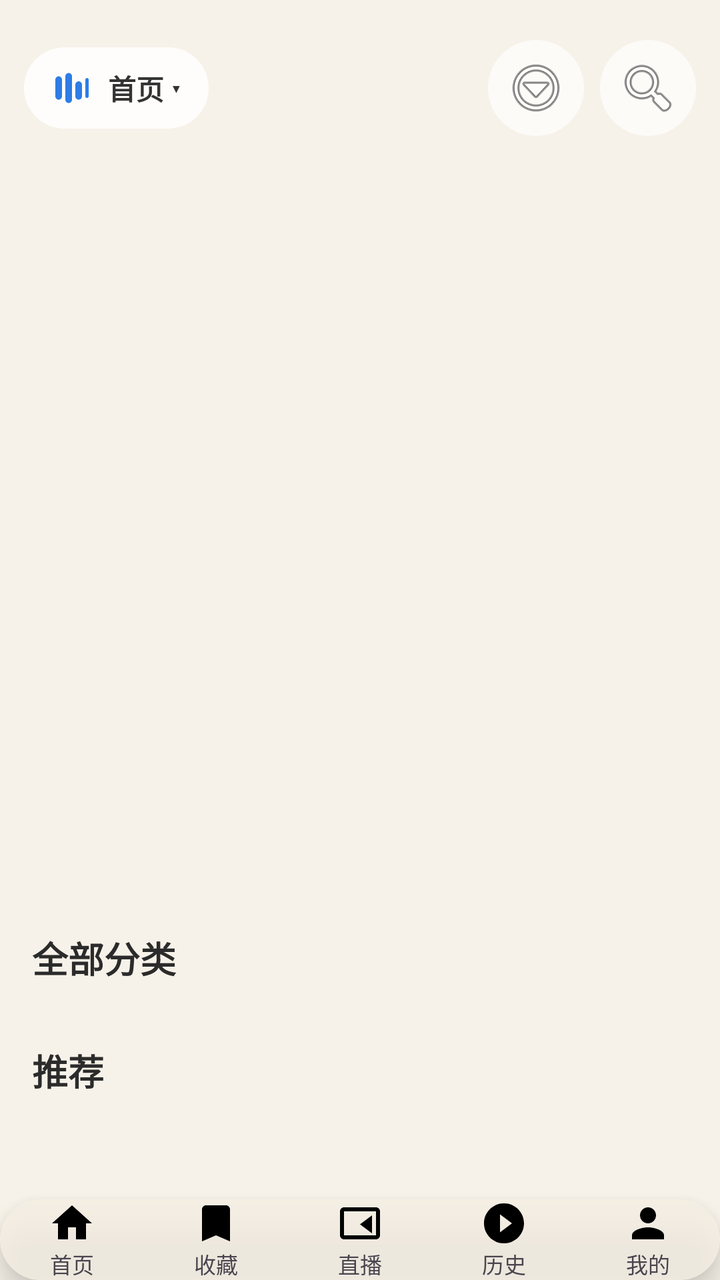
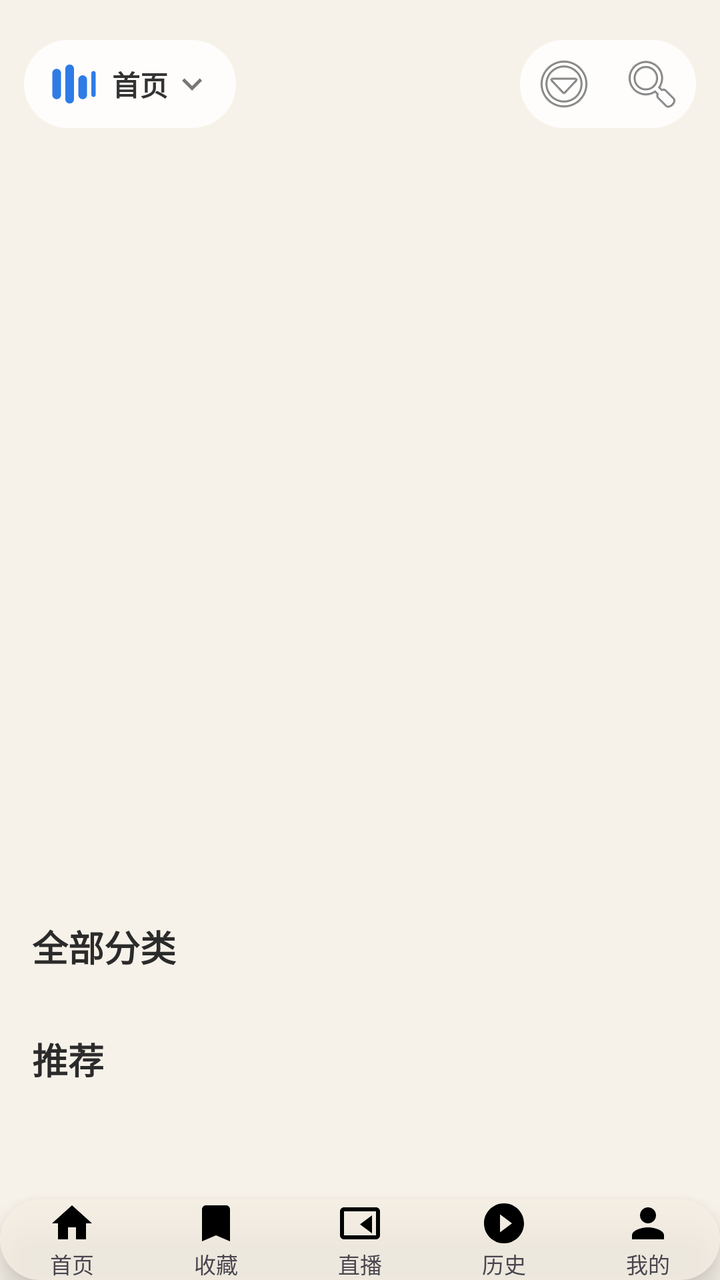

Before-and-after screenshots of an Android layout around one commit, followed by the original layout XML and the change that was made.
<!-- AndroidManifest.xml: application theme Theme.BoxZero -->
<!-- res/layout/activity_main.xml -->
<?xml version="1.0" encoding="utf-8"?>
<FrameLayout xmlns:android="http://schemas.android.com/apk/res/android"
    android:layout_width="match_parent"
    android:layout_height="match_parent"
    android:background="@drawable/bg_home_gradient"
    android:fitsSystemWindows="true">

    <ScrollView
        android:layout_width="match_parent"
        android:layout_height="match_parent"
        android:scrollbars="none">

        <LinearLayout
            android:layout_width="match_parent"
            android:layout_height="wrap_content"
            android:orientation="vertical">

            
            <androidx.recyclerview.widget.RecyclerView
                android:id="@+id/banner"
                android:layout_width="match_parent"
                android:layout_height="370dp"
                android:layout_marginTop="0dp"
                android:clipToPadding="false" />

            <TextView
                android:id="@+id/bannerTitle"
                android:layout_width="match_parent"
                android:layout_height="wrap_content"
                android:layout_marginTop="14dp"
                android:ellipsize="end"
                android:gravity="center"
                android:maxLines="1"
                android:textColor="#222222"
                android:textSize="22sp"
                android:textStyle="bold" />

            <TextView
                android:id="@+id/bannerScore"
                android:layout_width="match_parent"
                android:layout_height="wrap_content"
                android:layout_marginTop="4dp"
                android:gravity="center"
                android:textColor="#777777"
                android:textSize="15sp" />

            <LinearLayout
                android:id="@+id/dots"
                android:layout_width="match_parent"
                android:layout_height="wrap_content"
                android:layout_marginTop="8dp"
                android:gravity="center"
                android:orientation="horizontal" />

            
            <TextView
                android:layout_width="match_parent"
                android:layout_height="wrap_content"
                android:layout_marginTop="20dp"
                android:paddingStart="16dp"
                android:paddingEnd="16dp"
                android:text="全部分类"
                android:textColor="#2B2B2B"
                android:textSize="18sp"
                android:textStyle="bold" />

            <androidx.recyclerview.widget.RecyclerView
                android:id="@+id/pillRow"
                android:layout_width="match_parent"
                android:layout_height="wrap_content"
                android:layout_marginTop="10dp"
                android:clipToPadding="false"
                android:nestedScrollingEnabled="false"
                android:paddingStart="16dp"
                android:paddingEnd="16dp" />

            
            <TextView
                android:layout_width="match_parent"
                android:layout_height="wrap_content"
                android:layout_marginTop="20dp"
                android:paddingStart="16dp"
                android:paddingEnd="16dp"
                android:text="推荐"
                android:textColor="#2B2B2B"
                android:textSize="18sp"
                android:textStyle="bold" />

            <androidx.recyclerview.widget.RecyclerView
                android:id="@+id/posterRow"
                android:layout_width="match_parent"
                android:layout_height="wrap_content"
                android:layout_marginTop="10dp"
                android:clipToPadding="false"
                android:nestedScrollingEnabled="false"
                android:paddingStart="16dp"
                android:paddingEnd="16dp" />

            <View
                android:layout_width="match_parent"
                android:layout_height="110dp" />
        </LinearLayout>
    </ScrollView>

    
    <LinearLayout
        android:layout_width="match_parent"
        android:layout_height="wrap_content"
        android:layout_gravity="top"
        android:layout_marginTop="8dp"
        android:gravity="center_vertical"
        android:orientation="horizontal"
        android:padding="12dp">

        <LinearLayout
            android:id="@+id/sitePill"
            android:layout_width="wrap_content"
            android:layout_height="wrap_content"
            android:background="@drawable/pill_bg_light"
            android:gravity="center_vertical"
            android:orientation="horizontal"
            android:paddingStart="14dp"
            android:paddingEnd="14dp"
            android:paddingTop="10dp"
            android:paddingBottom="10dp">

            <ImageView
                android:layout_width="20dp"
                android:layout_height="20dp"
                android:src="@drawable/ic_equalizer" />

            <TextView
                android:id="@+id/siteName"
                android:layout_width="wrap_content"
                android:layout_height="wrap_content"
                android:layout_marginStart="8dp"
                android:ellipsize="end"
                android:maxWidth="170dp"
                android:singleLine="true"
                android:text="首页"
                android:textColor="#333333"
                android:textSize="14sp"
                android:textStyle="bold" />

            <TextView
                android:layout_width="wrap_content"
                android:layout_height="wrap_content"
                android:layout_marginStart="4dp"
                android:text="▾"
                android:textColor="#333333"
                android:textSize="12sp" />
        </LinearLayout>

        <View
            android:layout_width="0dp"
            android:layout_height="1dp"
            android:layout_weight="1" />

        <ImageButton
            android:id="@+id/btnMenu"
            android:layout_width="48dp"
            android:layout_height="48dp"
            android:layout_marginEnd="8dp"
            android:background="@drawable/circle_frosted"
            android:contentDescription="菜单"
            android:padding="12dp"
            android:src="@android:drawable/ic_menu_more" />

        <ImageButton
            android:id="@+id/btnSearch"
            android:layout_width="48dp"
            android:layout_height="48dp"
            android:background="@drawable/circle_frosted"
            android:contentDescription="搜索"
            android:padding="12dp"
            android:src="@android:drawable/ic_menu_search" />
    </LinearLayout>

    <include
        layout="@layout/view_bottom_nav"
        android:layout_width="match_parent"
        android:layout_height="wrap_content"
        android:layout_gravity="bottom" />

    <ProgressBar
        android:id="@+id/loading"
        android:layout_width="wrap_content"
        android:layout_height="wrap_content"
        android:layout_gravity="center"
        android:visibility="gone" />

</FrameLayout>
<!-- res/layout/view_bottom_nav.xml (included above) -->
<?xml version="1.0" encoding="utf-8"?>
<LinearLayout xmlns:android="http://schemas.android.com/apk/res/android"
    android:id="@+id/bottomNav"
    android:layout_width="match_parent"
    android:layout_height="68dp"
    android:layout_marginStart="16dp"
    android:layout_marginEnd="16dp"
    android:layout_marginBottom="16dp"
    android:background="@drawable/nav_bg"
    android:elevation="8dp"
    android:gravity="center"
    android:orientation="horizontal">

    <LinearLayout
        android:id="@+id/tabHome"
        android:layout_width="0dp"
        android:layout_height="match_parent"
        android:layout_weight="1"
        android:gravity="center"
        android:orientation="vertical">

        <ImageView
            android:id="@+id/iconHome"
            android:layout_width="24dp"
            android:layout_height="24dp"
            android:src="@drawable/ic_nav_home" />

        <TextView
            android:id="@+id/textHome"
            android:layout_width="wrap_content"
            android:layout_height="wrap_content"
            android:text="首页"
            android:textSize="11sp" />
    </LinearLayout>

    <LinearLayout
        android:id="@+id/tabFav"
        android:layout_width="0dp"
        android:layout_height="match_parent"
        android:layout_weight="1"
        android:gravity="center"
        android:orientation="vertical">

        <ImageView
            android:id="@+id/iconFav"
            android:layout_width="24dp"
            android:layout_height="24dp"
            android:src="@drawable/ic_nav_fav" />

        <TextView
            android:id="@+id/textFav"
            android:layout_width="wrap_content"
            android:layout_height="wrap_content"
            android:text="收藏"
            android:textSize="11sp" />
    </LinearLayout>

    <LinearLayout
        android:id="@+id/tabLive"
        android:layout_width="0dp"
        android:layout_height="match_parent"
        android:layout_weight="1"
        android:gravity="center"
        android:orientation="vertical">

        <ImageView
            android:id="@+id/iconLive"
            android:layout_width="24dp"
            android:layout_height="24dp"
            android:src="@drawable/ic_nav_live" />

        <TextView
            android:id="@+id/textLive"
            android:layout_width="wrap_content"
            android:layout_height="wrap_content"
            android:text="直播"
            android:textSize="11sp" />
    </LinearLayout>

    <LinearLayout
        android:id="@+id/tabHistory"
        android:layout_width="0dp"
        android:layout_height="match_parent"
        android:layout_weight="1"
        android:gravity="center"
        android:orientation="vertical">

        <ImageView
            android:id="@+id/iconHistory"
            android:layout_width="24dp"
            android:layout_height="24dp"
            android:src="@drawable/ic_nav_history" />

        <TextView
            android:id="@+id/textHistory"
            android:layout_width="wrap_content"
            android:layout_height="wrap_content"
            android:text="历史"
            android:textSize="11sp" />
    </LinearLayout>

    <LinearLayout
        android:id="@+id/tabMine"
        android:layout_width="0dp"
        android:layout_height="match_parent"
        android:layout_weight="1"
        android:gravity="center"
        android:orientation="vertical">

        <ImageView
            android:id="@+id/iconMine"
            android:layout_width="24dp"
            android:layout_height="24dp"
            android:src="@drawable/ic_nav_mine" />

        <TextView
            android:id="@+id/textMine"
            android:layout_width="wrap_content"
            android:layout_height="wrap_content"
            android:text="我的"
            android:textSize="11sp" />
    </LinearLayout>

</LinearLayout>
<!-- resources referenced by this layout -->
<resources>
  <!-- drawable bg_home_gradient (drawable) -->
  <?xml version="1.0" encoding="utf-8"?>
  <shape xmlns:android="http://schemas.android.com/apk/res/android"
      android:shape="rectangle">
      <solid android:color="#F7F2E9" />
  </shape>
  <!-- drawable circle_frosted (drawable) -->
  <?xml version="1.0" encoding="utf-8"?>
  <shape xmlns:android="http://schemas.android.com/apk/res/android"
      android:shape="oval">
      <solid android:color="#B3FFFFFF" />
  </shape>
  <!-- drawable ic_equalizer (drawable) -->
  <?xml version="1.0" encoding="utf-8"?>
  <vector xmlns:android="http://schemas.android.com/apk/res/android"
      android:width="24dp"
      android:height="24dp"
      android:viewportWidth="24"
      android:viewportHeight="24">
      <path android:fillColor="#2E7CE6" android:pathData="M4,5c1.1,0 2,0.9 2,2v10c0,1.1 -0.9,2 -2,2s-2,-0.9 -2,-2V7c0,-1.1 0.9,-2 2,-2z" />
      <path android:fillColor="#2E7CE6" android:pathData="M10,3c1.1,0 2,0.9 2,2v14c0,1.1 -0.9,2 -2,2s-2,-0.9 -2,-2V5c0,-1.1 0.9,-2 2,-2z" />
      <path android:fillColor="#2E7CE6" android:pathData="M16,8c1.1,0 2,0.9 2,2v7c0,1.1 -0.9,2 -2,2s-2,-0.9 -2,-2v-7c0,-1.1 0.9,-2 2,-2z" />
      <path android:fillColor="#2E7CE6" android:pathData="M21,6c0.55,0 1,0.45 1,1v10c0,0.55 -0.45,1 -1,1s-1,-0.45 -1,-1V7c0,-0.55 0.45,-1 1,-1z" />
  </vector>
  <!-- drawable ic_nav_fav (drawable) -->
  <vector xmlns:android="http://schemas.android.com/apk/res/android"
      android:width="24dp" android:height="24dp"
      android:viewportWidth="24" android:viewportHeight="24">
      <path android:fillColor="#000000"
          android:pathData="M17,3H7c-1.1,0 -2,0.9 -2,2v16l7,-3l7,3V5c0,-1.1 -0.9,-2 -2,-2z" />
  </vector>
  <!-- drawable ic_nav_history (drawable) -->
  <vector xmlns:android="http://schemas.android.com/apk/res/android"
      android:width="24dp" android:height="24dp"
      android:viewportWidth="24" android:viewportHeight="24">
      <path android:fillColor="#000000"
          android:pathData="M12,2C6.5,2 2,6.5 2,12s4.5,10 10,10s10,-4.5 10,-10S17.5,2 12,2zM10,16.5v-9L16,12l-6,4.5z" />
  </vector>
  <!-- drawable ic_nav_home (drawable) -->
  <vector xmlns:android="http://schemas.android.com/apk/res/android"
      android:width="24dp" android:height="24dp"
      android:viewportWidth="24" android:viewportHeight="24">
      <path android:fillColor="#000000"
          android:pathData="M10,20v-6h4v6h5v-8h3L12,3 2,12h3v8z" />
  </vector>
  <!-- drawable ic_nav_live (drawable) -->
  <vector xmlns:android="http://schemas.android.com/apk/res/android"
      android:width="24dp" android:height="24dp"
      android:viewportWidth="24" android:viewportHeight="24">
      <path android:fillColor="#000000"
          android:pathData="M20,4H4c-1.1,0 -2,0.9 -2,2v12c0,1.1 0.9,2 2,2h16c1.1,0 2,-0.9 2,-2V6c0,-1.1 -0.9,-2 -2,-2zM20,18H4V6h16v12zM18,8l-6,4.5L18,17V8z" />
  </vector>
  <!-- drawable ic_nav_mine (drawable) -->
  <vector xmlns:android="http://schemas.android.com/apk/res/android"
      android:width="24dp" android:height="24dp"
      android:viewportWidth="24" android:viewportHeight="24">
      <path android:fillColor="#000000"
          android:pathData="M12,12c2.2,0 4,-1.8 4,-4s-1.8,-4 -4,-4s-4,1.8 -4,4S9.8,12 12,12zM12,14c-2.7,0 -8,1.3 -8,4v2h16v-2c0,-2.7 -5.3,-4 -8,-4z" />
  </vector>
  <!-- drawable nav_bg (drawable) -->
  <?xml version="1.0" encoding="utf-8"?>
  <shape xmlns:android="http://schemas.android.com/apk/res/android"
      android:shape="rectangle">
      <solid android:color="#CFF5EFE4" />
      <corners android:radius="32dp" />
  </shape>
  <!-- drawable pill_bg_light (drawable) -->
  <?xml version="1.0" encoding="utf-8"?>
  <shape xmlns:android="http://schemas.android.com/apk/res/android"
      android:shape="rectangle">
      <solid android:color="#D9FFFFFF" />
      <corners android:radius="24dp" />
  </shape>
  <style name="Theme.BoxZero" parent="Theme.Material3.DayNight.NoActionBar">
      </style>
</resources>

<!-- the commit's change to res/layout/activity_main.xml (unified diff, before → after) -->
@@ -16,41 +16,56 @@
             android:orientation="vertical">
 
             
-            <androidx.recyclerview.widget.RecyclerView
-                android:id="@+id/banner"
-                android:layout_width="match_parent"
-                android:layout_height="370dp"
-                android:layout_marginTop="0dp"
-                android:clipToPadding="false" />
-
-            <TextView
-                android:id="@+id/bannerTitle"
-                android:layout_width="match_parent"
-                android:layout_height="wrap_content"
-                android:layout_marginTop="14dp"
-                android:ellipsize="end"
-                android:gravity="center"
-                android:maxLines="1"
-                android:textColor="#222222"
-                android:textSize="22sp"
-                android:textStyle="bold" />
-
-            <TextView
-                android:id="@+id/bannerScore"
-                android:layout_width="match_parent"
-                android:layout_height="wrap_content"
-                android:layout_marginTop="4dp"
-                android:gravity="center"
-                android:textColor="#777777"
-                android:textSize="15sp" />
-
-            <LinearLayout
-                android:id="@+id/dots"
-                android:layout_width="match_parent"
-                android:layout_height="wrap_content"
-                android:layout_marginTop="8dp"
-                android:gravity="center"
-                android:orientation="horizontal" />
+            <FrameLayout
+                android:id="@+id/bannerWrap"
+                android:layout_width="match_parent"
+                android:layout_height="440dp">
+
+                <androidx.recyclerview.widget.RecyclerView
+                    android:id="@+id/banner"
+                    android:layout_width="match_parent"
+                    android:layout_height="match_parent"
+                    android:clipToPadding="false" />
+
+                <LinearLayout
+                    android:layout_width="match_parent"
+                    android:layout_height="wrap_content"
+                    android:layout_gravity="bottom"
+                    android:gravity="center_horizontal"
+                    android:orientation="vertical"
+                    android:paddingBottom="12dp"
+                    android:paddingStart="24dp"
+                    android:paddingEnd="24dp">
+
+                    <TextView
+                        android:id="@+id/bannerTitle"
+                        android:layout_width="match_parent"
+                        android:layout_height="wrap_content"
+                        android:ellipsize="end"
+                        android:gravity="center"
+                        android:maxLines="1"
+                        android:textColor="#222222"
+                        android:textSize="24sp"
+                        android:textStyle="bold" />
+
+                    <TextView
+                        android:id="@+id/bannerScore"
+                        android:layout_width="match_parent"
+                        android:layout_height="wrap_content"
+                        android:layout_marginTop="4dp"
+                        android:gravity="center"
+                        android:textColor="#222222"
+                        android:textSize="16sp" />
+
+                    <LinearLayout
+                        android:id="@+id/dots"
+                        android:layout_width="match_parent"
+                        android:layout_height="wrap_content"
+                        android:layout_marginTop="12dp"
+                        android:gravity="center"
+                        android:orientation="horizontal" />
+                </LinearLayout>
+            </FrameLayout>
 
             
             <TextView
@@ -116,24 +131,25 @@
             android:id="@+id/sitePill"
             android:layout_width="wrap_content"
             android:layout_height="wrap_content"
+            android:minHeight="44dp"
             android:background="@drawable/pill_bg_light"
             android:gravity="center_vertical"
             android:orientation="horizontal"
-            android:paddingStart="14dp"
-            android:paddingEnd="14dp"
-            android:paddingTop="10dp"
-            android:paddingBottom="10dp">
+            android:paddingStart="12dp"
+            android:paddingEnd="12dp"
+            android:paddingTop="8dp"
+            android:paddingBottom="8dp">
 
             <ImageView
-                android:layout_width="20dp"
-                android:layout_height="20dp"
+                android:layout_width="26dp"
+                android:layout_height="26dp"
                 android:src="@drawable/ic_equalizer" />
 
             <TextView
                 android:id="@+id/siteName"
                 android:layout_width="wrap_content"
                 android:layout_height="wrap_content"
-                android:layout_marginStart="8dp"
+                android:layout_marginStart="6dp"
                 android:ellipsize="end"
                 android:maxWidth="170dp"
                 android:singleLine="true"
@@ -142,13 +158,11 @@
                 android:textSize="14sp"
                 android:textStyle="bold" />
 
-            <TextView
-                android:layout_width="wrap_content"
-                android:layout_height="wrap_content"
-                android:layout_marginStart="4dp"
-                android:text="▾"
-                android:textColor="#333333"
-                android:textSize="12sp" />
+            <ImageView
+                android:layout_width="20dp"
+                android:layout_height="20dp"
+                android:layout_marginStart="2dp"
+                android:src="@drawable/ic_arrow_down" />
         </LinearLayout>
 
         <View
@@ -156,24 +170,31 @@
             android:layout_height="1dp"
             android:layout_weight="1" />
 
-        <ImageButton
-            android:id="@+id/btnMenu"
-            android:layout_width="48dp"
-            android:layout_height="48dp"
-            android:layout_marginEnd="8dp"
-            android:background="@drawable/circle_frosted"
-            android:contentDescription="菜单"
-            android:padding="12dp"
-            android:src="@android:drawable/ic_menu_more" />
-
-        <ImageButton
-            android:id="@+id/btnSearch"
-            android:layout_width="48dp"
-            android:layout_height="48dp"
-            android:background="@drawable/circle_frosted"
-            android:contentDescription="搜索"
-            android:padding="12dp"
-            android:src="@android:drawable/ic_menu_search" />
+        <LinearLayout
+            android:layout_width="wrap_content"
+            android:layout_height="44dp"
+            android:background="@drawable/pill_bg_light"
+            android:gravity="center_vertical"
+            android:orientation="horizontal">
+
+            <ImageButton
+                android:id="@+id/btnMenu"
+                android:layout_width="44dp"
+                android:layout_height="44dp"
+                android:background="?attr/selectableItemBackgroundBorderless"
+                android:contentDescription="菜单"
+                android:padding="11dp"
+                android:src="@android:drawable/ic_menu_more" />
+
+            <ImageButton
+                android:id="@+id/btnSearch"
+                android:layout_width="44dp"
+                android:layout_height="44dp"
+                android:background="?attr/selectableItemBackgroundBorderless"
+                android:contentDescription="搜索"
+                android:padding="11dp"
+                android:src="@android:drawable/ic_menu_search" />
+        </LinearLayout>
     </LinearLayout>
 
     <include
<!-- resource entries referenced after the edit -->
@@ -6,12 +6,15 @@
       android:shape="rectangle">
       <solid android:color="#F7F2E9" />
   </shape>
-  <!-- drawable circle_frosted (drawable) -->
+  <!-- drawable ic_arrow_down (drawable) -->
   <?xml version="1.0" encoding="utf-8"?>
-  <shape xmlns:android="http://schemas.android.com/apk/res/android"
-      android:shape="oval">
-      <solid android:color="#B3FFFFFF" />
-  </shape>
+  <vector xmlns:android="http://schemas.android.com/apk/res/android"
+      android:width="24dp"
+      android:height="24dp"
+      android:viewportWidth="24"
+      android:viewportHeight="24">
+      <path android:fillColor="#777777" android:pathData="M7.4,8.6L12,13.2l4.6,-4.6L18,10l-6,6 -6,-6z" />
+  </vector>
   <!-- drawable ic_equalizer (drawable) -->
   <?xml version="1.0" encoding="utf-8"?>
   <vector xmlns:android="http://schemas.android.com/apk/res/android"
